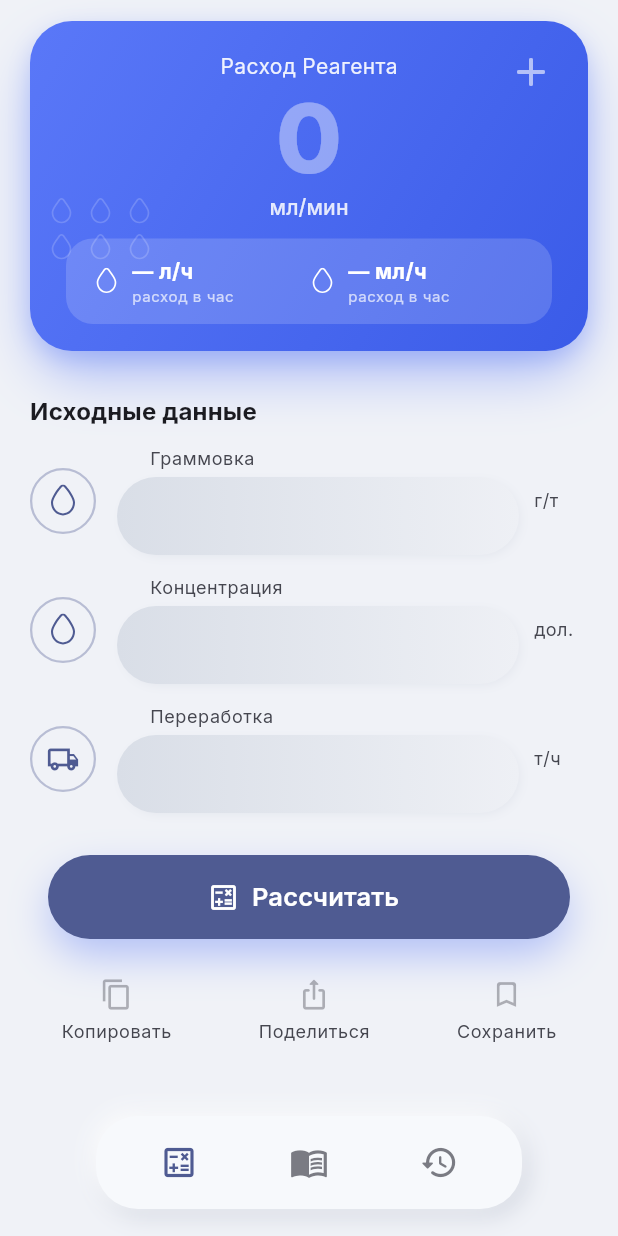
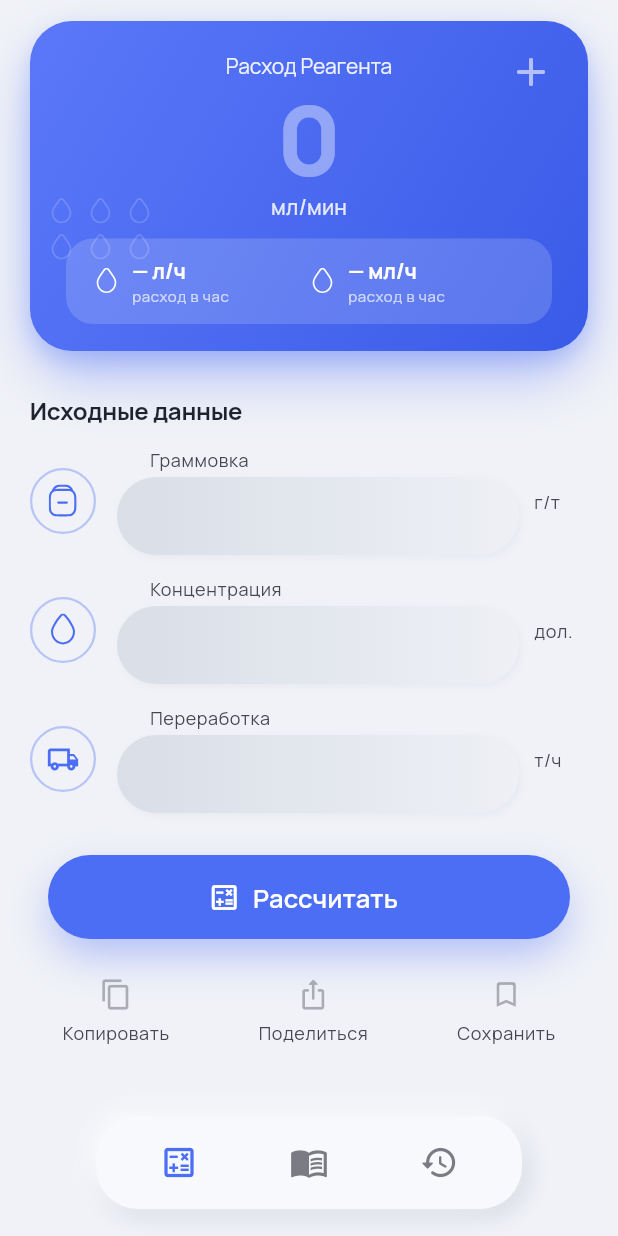
Before and after one commit to Diaaass/reagent_calculator, a Flutter app: the screen it shows after launch, scrolled down 64 dp, on a phone screen of 412 x 824 dp. Run offline on Flutter 3.47's test engine with Material 3 defaults, Android fonts, the phone set to English and light mode, and no system bars; our stand-ins replace flutter_svg, google_fonts, share_plus, shared_preferences.

Commit message:
Match design colors and switch to Manrope (SF Pro-like)
- Force primary = #4C6EF5 via ColorScheme override (was desaturated by Material 3 seed palette)
- Switch from Inter to Manrope, the closest SF Pro substitute on Google Fonts
- Tighten letter-spacing on titles for iOS-like feel
- Use new folder_minus.svg for "Граммовка" icon (matches design)

Co-Authored-By: Claude Opus 4.7 (1M context) <noreply@anthropic.com>

```diff
--- a/lib/screens/calculator_screen.dart
+++ b/lib/screens/calculator_screen.dart
@@ -103,7 +103,7 @@ class CalculatorScreen extends StatelessWidget {
                     controller: dosageCtrl,
                     label: 'Граммовка',
                     suffix: 'г/т',
-                    svgAsset: 'assets/icons/drop.svg',
+                    svgAsset: 'assets/icons/folder_minus.svg',
                   ),
                   const SizedBox(height: 14),
                   InputRow(
--- a/lib/theme.dart
+++ b/lib/theme.dart
@@ -5,17 +5,20 @@ import 'package:google_fonts/google_fonts.dart';
 /// Фон off-white, элементы «плавают» с парой мягких теней,
 /// акцент — насыщенный индиго-синий из дизайна.
 
-const Color _seed = Color(0xFF4C6EF5);
+/// Точный синий из дизайна. Используется как primary везде, где нужен
+/// акцент: кнопка, hero-карточка, активная иконка, рамки аватаров.
+/// Material 3 без override превращает seed в десатурированный тон,
+/// поэтому ColorScheme.fromSeed мы доводим вручную через copyWith.
+const Color appPrimary = Color(0xFF4C6EF5);
+const Color appPrimaryDark = Color(0xFF3A5BE8);
+
 const Color _softBackground = Color(0xFFF0F2F7);
 const Color _softSurface = Color(0xFFF7F9FC);
-// Левый край pill-инпута (чуть темнее) — задаёт эффект «вдавленности».
 const Color _softInputDark = Color(0xFFD9DEE7);
-// Правый край pill-инпута (светлее), почти как фон.
 const Color _softInputLight = Color(0xFFEEF0F5);
 
 /// Цвета теней для soft-UI контейнеров. Хранятся в ThemeExtension,
-/// чтобы виджеты не хардкодили значения и можно было поддержать
-/// тёмную тему отдельным набором.
+/// чтобы виджеты не хардкодили значения.
 class SoftColors extends ThemeExtension<SoftColors> {
   final Color background;
   final Color surface;
@@ -75,7 +78,15 @@ class SoftColors extends ThemeExtension<SoftColors> {
 }
 
 ThemeData buildTheme(Brightness brightness) {
-  final scheme = ColorScheme.fromSeed(seedColor: _seed, brightness: brightness);
+  final scheme = ColorScheme.fromSeed(
+    seedColor: appPrimary,
+    brightness: brightness,
+  ).copyWith(
+    // Override, чтобы primary совпадал с синим из дизайна, а не с
+    // десатурированным тоном из тональной палитры Material 3.
+    primary: appPrimary,
+    onPrimary: Colors.white,
+  );
   const soft = SoftColors.light;
 
   final base = ThemeData(
@@ -84,23 +95,41 @@ ThemeData buildTheme(Brightness brightness) {
     colorScheme: scheme.copyWith(surface: soft.background),
   );
 
-  final textTheme = GoogleFonts.interTextTheme(base.textTheme);
+  // Manrope — самый близкий аналог SF Pro из доступных Google Fonts:
+  // современная геометрия, мягкие изгибы, хорошо смотрится на iOS-стиле.
+  final textTheme = GoogleFonts.manropeTextTheme(base.textTheme).apply(
+    bodyColor: const Color(0xFF1F2330),
+    displayColor: const Color(0xFF1F2330),
+  );
 
   return base.copyWith(
     extensions: const [soft],
-    textTheme: textTheme,
+    textTheme: textTheme.copyWith(
+      headlineSmall: textTheme.headlineSmall?.copyWith(
+        letterSpacing: -0.5,
+        fontWeight: FontWeight.w800,
+      ),
+      titleLarge: textTheme.titleLarge?.copyWith(
+        letterSpacing: -0.3,
+        fontWeight: FontWeight.w700,
+      ),
+      titleMedium: textTheme.titleMedium?.copyWith(
+        letterSpacing: -0.2,
+        fontWeight: FontWeight.w700,
+      ),
+      bodyMedium: textTheme.bodyMedium?.copyWith(letterSpacing: -0.1),
+    ),
     scaffoldBackgroundColor: soft.background,
 
     // Фон полей задаём вручную через градиент в InputRow,
     // поэтому здесь делаем декорацию максимально прозрачной.
-    inputDecorationTheme: InputDecorationTheme(
+    inputDecorationTheme: const InputDecorationTheme(
       filled: false,
       isDense: true,
-      contentPadding: const EdgeInsets.symmetric(horizontal: 18, vertical: 14),
-      border: const OutlineInputBorder(borderSide: BorderSide.none),
-      enabledBorder: const OutlineInputBorder(borderSide: BorderSide.none),
-      focusedBorder: const OutlineInputBorder(borderSide: BorderSide.none),
-      hintStyle: TextStyle(color: scheme.onSurfaceVariant),
+      contentPadding: EdgeInsets.symmetric(horizontal: 18, vertical: 14),
+      border: OutlineInputBorder(borderSide: BorderSide.none),
+      enabledBorder: OutlineInputBorder(borderSide: BorderSide.none),
+      focusedBorder: OutlineInputBorder(borderSide: BorderSide.none),
     ),
 
     snackBarTheme: SnackBarThemeData(
```
Also changed, not shown: assets/icons/folder_minus.svg (added).
